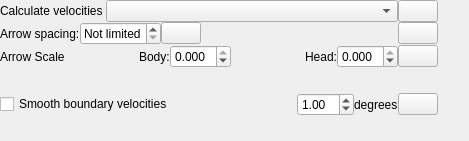
GPlates/GPlates, file src/qt-widgets/VelocityFieldCalculatorLayerOptionsWidgetUi.ui: the form before one commit.
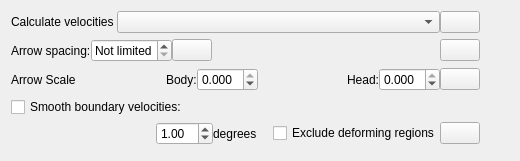
The form after the commit. Icons and pictures are not drawn.

Commit message: (trunk) Added velocity smoothing GUI option to exclude deforming regions (in velocity export and velocity layers).

What changed in the file:
```diff
--- a/src/qt-widgets/VelocityFieldCalculatorLayerOptionsWidgetUi.ui
+++ b/src/qt-widgets/VelocityFieldCalculatorLayerOptionsWidgetUi.ui
@@ -6,20 +6,14 @@
    <rect>
     <x>0</x>
     <y>0</y>
-    <width>469</width>
-    <height>141</height>
+    <width>520</width>
+    <height>161</height>
    </rect>
   </property>
   <property name="windowTitle">
    <string>Layers</string>
   </property>
-  <layout class="QHBoxLayout" name="horizontalLayout">
-   <property name="spacing">
-    <number>0</number>
-   </property>
-   <property name="margin">
-    <number>0</number>
-   </property>
+  <layout class="QHBoxLayout" name="horizontalLayout_8">
    <item>
     <layout class="QVBoxLayout" name="verticalLayout_2">
      <item>
@@ -239,20 +233,32 @@
      </item>
      <item>
       <widget class="QWidget" name="velocity_smoothing_widget" native="true">
-       <layout class="QHBoxLayout" name="horizontalLayout_5">
+       <layout class="QVBoxLayout" name="verticalLayout">
         <property name="spacing">
          <number>0</number>
         </property>
         <property name="margin">
+         <number>0</number>
+        </property>
+        <item>
+         <layout class="QHBoxLayout" name="horizontalLayout">
+          <property name="spacing">
          <number>0</number>
         </property>
         <item>
          <widget class="QCheckBox" name="velocity_smoothing_check_box">
           <property name="text">
-           <string>Smooth boundary velocities</string>
+             <string>Smooth boundary velocities:</string>
           </property>
          </widget>
         </item>
+         </layout>
+        </item>
+        <item>
+         <layout class="QHBoxLayout" name="horizontalLayout_7">
+          <property name="spacing">
+           <number>0</number>
+          </property>
         <item>
          <widget class="QWidget" name="velocity_smoothing_controls" native="true">
           <layout class="QHBoxLayout" name="horizontalLayout_6">
@@ -298,6 +304,26 @@
              </property>
             </widget>
            </item>
+             <item>
+              <spacer name="horizontalSpacer_6">
+               <property name="orientation">
+                <enum>Qt::Horizontal</enum>
+               </property>
+               <property name="sizeHint" stdset="0">
+                <size>
+                 <width>40</width>
+                 <height>20</height>
+                </size>
+               </property>
+              </spacer>
+             </item>
+             <item>
+              <widget class="QCheckBox" name="exclude_smoothing_in_deforming_regions_check_box">
+               <property name="text">
+                <string>Exclude deforming regions</string>
+               </property>
+              </widget>
+             </item>
            <item>
             <widget class="QPushButton" name="push_button_help_velocity_smoothing">
              <property name="toolTip">
@@ -314,6 +340,8 @@
            </item>
           </layout>
          </widget>
+          </item>
+         </layout>
         </item>
        </layout>
       </widget>
```
Lines whose indentation alone changed are shown as unchanged. The commit also changes 11 other files.
